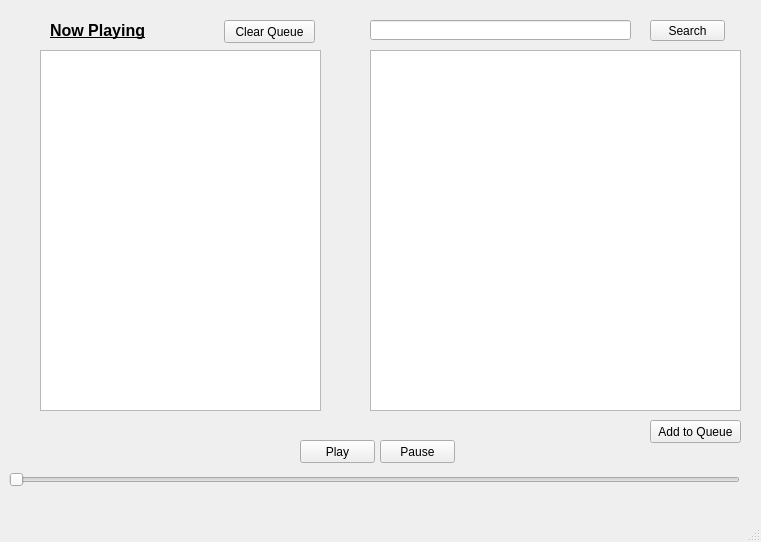
Qt form ui1.ui (nightfire8199/project-hermes) before a commit.
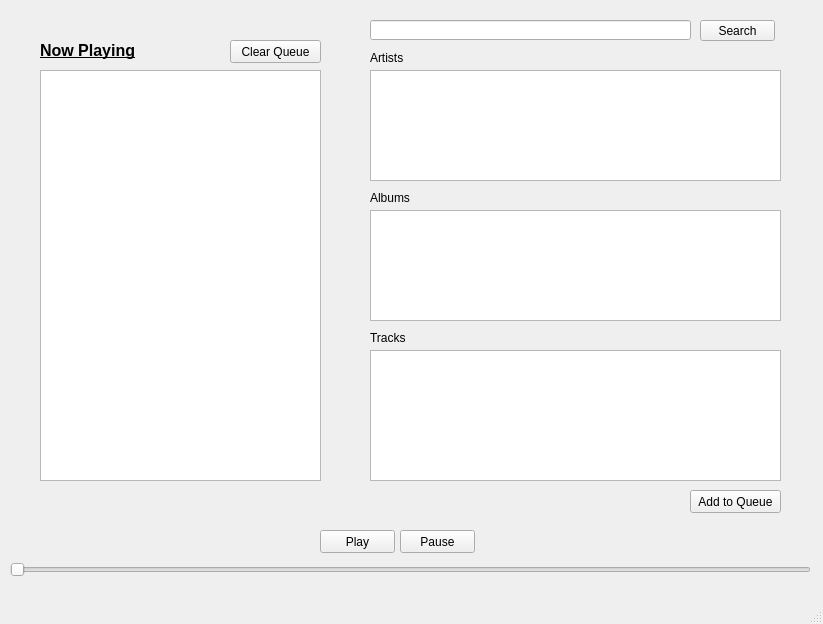
The same form after that commit.

Commit message: Added more search results

The edit to the form file:
```diff
--- a/ui1.ui
+++ b/ui1.ui
@@ -6,8 +6,8 @@
    <rect>
     <x>0</x>
     <y>0</y>
-    <width>761</width>
-    <height>542</height>
+    <width>823</width>
+    <height>624</height>
    </rect>
   </property>
   <property name="windowTitle">
@@ -20,7 +20,7 @@
    <widget class="QPushButton" name="searchButton">
     <property name="geometry">
      <rect>
-      <x>650</x>
+      <x>700</x>
       <y>20</y>
       <width>75</width>
       <height>21</height>
@@ -34,17 +34,17 @@
     <property name="geometry">
      <rect>
       <x>370</x>
-      <y>50</y>
-      <width>371</width>
-      <height>361</height>
+      <y>350</y>
+      <width>411</width>
+      <height>131</height>
      </rect>
     </property>
    </widget>
    <widget class="QPushButton" name="playButton">
     <property name="geometry">
      <rect>
-      <x>300</x>
-      <y>440</y>
+      <x>320</x>
+      <y>530</y>
       <width>75</width>
       <height>23</height>
      </rect>
@@ -56,8 +56,8 @@
    <widget class="QPushButton" name="pauseButton">
     <property name="geometry">
      <rect>
-      <x>380</x>
-      <y>440</y>
+      <x>400</x>
+      <y>530</y>
       <width>75</width>
       <height>23</height>
      </rect>
@@ -71,7 +71,7 @@
      <rect>
       <x>370</x>
       <y>20</y>
-      <width>261</width>
+      <width>321</width>
       <height>20</height>
      </rect>
     </property>
@@ -83,17 +83,17 @@
     <property name="geometry">
      <rect>
       <x>40</x>
-      <y>50</y>
+      <y>70</y>
       <width>281</width>
-      <height>361</height>
+      <height>411</height>
      </rect>
     </property>
    </widget>
    <widget class="QPushButton" name="addButton">
     <property name="geometry">
      <rect>
-      <x>650</x>
-      <y>420</y>
+      <x>690</x>
+      <y>490</y>
       <width>91</width>
       <height>23</height>
      </rect>
@@ -105,8 +105,8 @@
    <widget class="QPushButton" name="clearQueueButton">
     <property name="geometry">
      <rect>
-      <x>224</x>
-      <y>20</y>
+      <x>230</x>
+      <y>40</y>
       <width>91</width>
       <height>23</height>
      </rect>
@@ -118,8 +118,8 @@
    <widget class="QLabel" name="label">
     <property name="geometry">
      <rect>
-      <x>50</x>
-      <y>20</y>
+      <x>40</x>
+      <y>40</y>
       <width>111</width>
       <height>21</height>
      </rect>
@@ -131,19 +131,78 @@
    <widget class="QSlider" name="trackSlider">
     <property name="geometry">
      <rect>
-      <x>9</x>
-      <y>470</y>
-      <width>731</width>
+      <x>10</x>
+      <y>560</y>
+      <width>801</width>
       <height>20</height>
      </rect>
     </property>
     <property name="maximum">
-     <number>1000</number>
+     <number>100000</number>
     </property>
     <property name="orientation">
      <enum>Qt::Horizontal</enum>
     </property>
    </widget>
+   <widget class="QListWidget" name="searchResults_Alb">
+    <property name="geometry">
+     <rect>
+      <x>370</x>
+      <y>210</y>
+      <width>411</width>
+      <height>111</height>
+     </rect>
+    </property>
+   </widget>
+   <widget class="QListWidget" name="searchResults_Art">
+    <property name="geometry">
+     <rect>
+      <x>370</x>
+      <y>70</y>
+      <width>411</width>
+      <height>111</height>
+     </rect>
+    </property>
+   </widget>
+   <widget class="QLabel" name="label_2">
+    <property name="geometry">
+     <rect>
+      <x>370</x>
+      <y>330</y>
+      <width>57</width>
+      <height>15</height>
+     </rect>
+    </property>
+    <property name="text">
+     <string>Tracks</string>
+    </property>
+   </widget>
+   <widget class="QLabel" name="label_3">
+    <property name="geometry">
+     <rect>
+      <x>370</x>
+      <y>190</y>
+      <width>57</width>
+      <height>15</height>
+     </rect>
+    </property>
+    <property name="text">
+     <string>Albums</string>
+    </property>
+   </widget>
+   <widget class="QLabel" name="label_4">
+    <property name="geometry">
+     <rect>
+      <x>370</x>
+      <y>50</y>
+      <width>57</width>
+      <height>15</height>
+     </rect>
+    </property>
+    <property name="text">
+     <string>Artists</string>
+    </property>
+   </widget>
   </widget>
   <widget class="QMenuBar" name="menubar">
    <property name="geometry">
```
Left out of the diff: 4 changed lines with no effect on the pictures. The commit also changes 3 other files.
